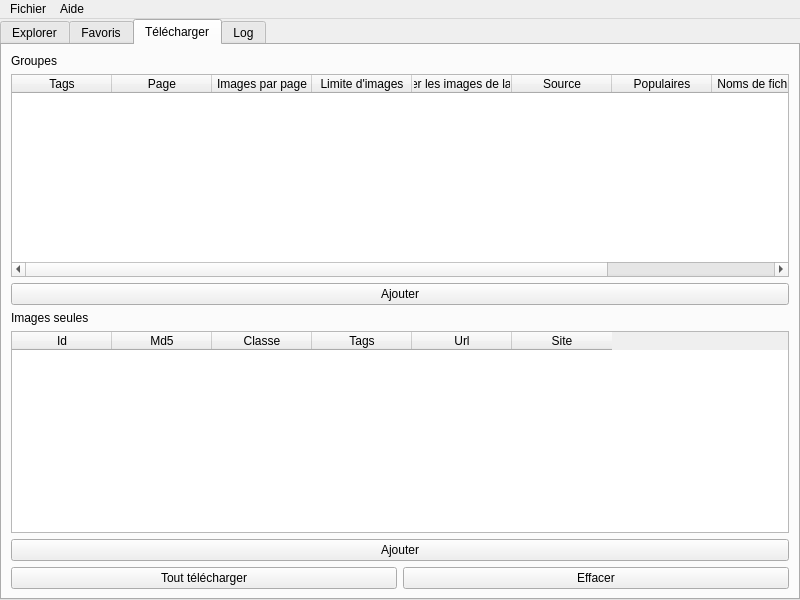
Qt form ui/mainWindow.ui (XanderMld/imgbrd-grabber) before a commit.
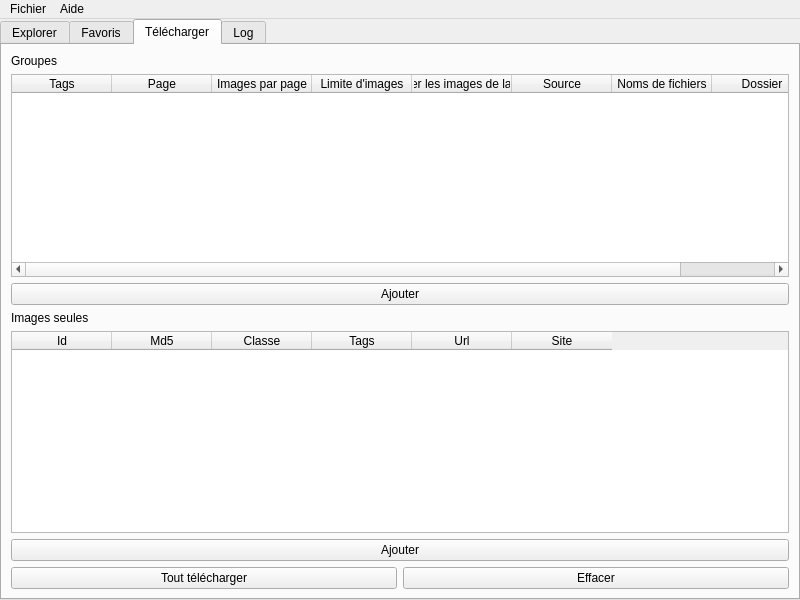
The same form after that commit. The open tabs and pages were chosen to show the change. Icons and pictures are not drawn.

What changed in the file:
```diff
--- a/ui/mainWindow.ui
+++ b/ui/mainWindow.ui
@@ -492,11 +492,6 @@
                <string>Source</string>
               </property>
              </column>
-             <column>
-              <property name="text">
-               <string>Populaires</string>
-              </property>
-             </column>
              <column>
               <property name="text">
                <string>Noms de fichiers</string>
```
